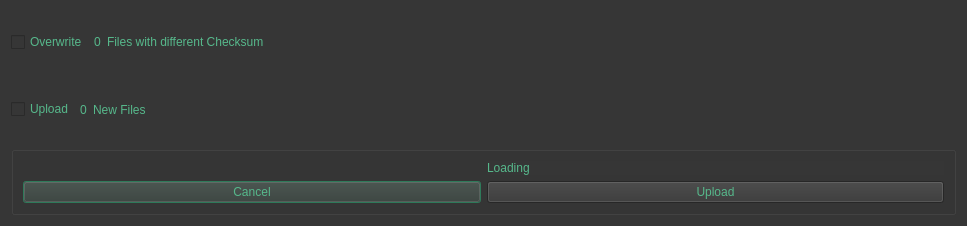
Above: irods-basicGUI/ui-files/upDownloadCheck.ui from iBridges-for-iRODS/iBridges before the change. Below: the same form after it.
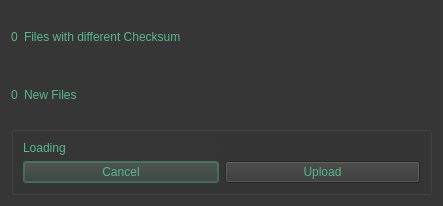
That is the form after the change.

```diff
--- a/irods-basicGUI/ui-files/upDownloadCheck.ui
+++ b/irods-basicGUI/ui-files/upDownloadCheck.ui
@@ -6,8 +6,8 @@
    <rect>
     <x>0</x>
     <y>0</y>
-    <width>967</width>
-    <height>226</height>
+    <width>443</width>
+    <height>206</height>
    </rect>
   </property>
   <property name="windowTitle">
@@ -42,7 +42,7 @@
         </property>
        </widget>
       </item>
-      <item row="0" column="4">
+      <item row="0" column="3">
        <widget class="QLabel" name="statusLbl">
         <property name="text">
          <string>Loading</string>
@@ -71,13 +71,6 @@
    </item>
    <item row="0" column="0" rowspan="2">
     <layout class="QHBoxLayout" name="horizontalLayout_2">
-     <item>
-      <widget class="QCheckBox" name="diffCB">
-       <property name="text">
-        <string>Overwrite</string>
-       </property>
-      </widget>
-     </item>
      <item>
       <widget class="QLabel" name="checksumLbl">
        <property name="text">
@@ -122,13 +115,6 @@
    </item>
    <item row="2" column="0" rowspan="2">
     <layout class="QHBoxLayout" name="horizontalLayout">
-     <item>
-      <widget class="QCheckBox" name="newCB">
-       <property name="text">
-        <string>Upload</string>
-       </property>
-      </widget>
-     </item>
      <item>
       <widget class="QLabel" name="newFLbl">
        <property name="text">
```
